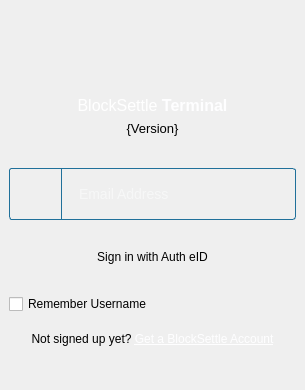
Above: BlockSettleUILib/LoginWindow.ui from BlockSettle/terminal before the change. Below: the same form after it.
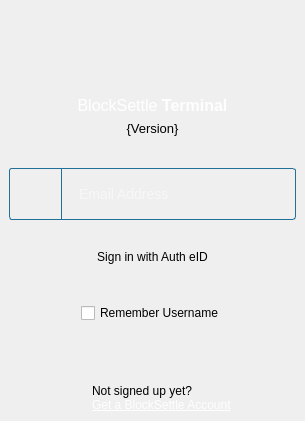
That is the form after the change. Icons and pictures are not drawn.

Commit message: Update login dialog

What changed in the file:
```diff
--- a/BlockSettleUILib/LoginWindow.ui
+++ b/BlockSettleUILib/LoginWindow.ui
@@ -7,7 +7,7 @@
     <x>0</x>
     <y>0</y>
     <width>305</width>
-    <height>390</height>
+    <height>421</height>
    </rect>
   </property>
   <property name="sizePolicy">
@@ -19,13 +19,13 @@
   <property name="minimumSize">
    <size>
     <width>305</width>
-    <height>390</height>
+    <height>421</height>
    </size>
   </property>
   <property name="maximumSize">
    <size>
     <width>305</width>
-    <height>390</height>
+    <height>421</height>
    </size>
   </property>
   <property name="windowTitle">
@@ -48,11 +48,7 @@
     <number>0</number>
    </property>
    <item>
-    <widget class="QStackedWidget" name="stackedWidgetMain">
-     <widget class="QWidget" name="signDialogMainPage">
-      <property name="styleSheet">
-       <string notr="true"/>
-      </property>
+    <widget class="QWidget" name="widgetMain" native="true">
       <layout class="QVBoxLayout" name="verticalLayout_9">
        <property name="spacing">
         <number>0</number>
@@ -331,6 +327,22 @@
                <number>0</number>
               </property>
               <item>
+              <widget class="QWidget" name="widget" native="true">
+               <layout class="QHBoxLayout" name="horizontalLayout_2">
+                <item>
+                 <spacer name="horizontalSpacer_4">
+                  <property name="orientation">
+                   <enum>Qt::Horizontal</enum>
+                  </property>
+                  <property name="sizeHint" stdset="0">
+                   <size>
+                    <width>40</width>
+                    <height>20</height>
+                   </size>
+                  </property>
+                 </spacer>
+                </item>
+                <item>
                <widget class="QCheckBox" name="checkBoxRememberUsername">
                 <property name="styleSheet">
                  <string notr="true"/>
@@ -341,32 +353,19 @@
                </widget>
               </item>
               <item>
-               <spacer name="verticalSpacer_6">
+                 <spacer name="horizontalSpacer_3">
                 <property name="orientation">
-                 <enum>Qt::Vertical</enum>
-                </property>
-                <property name="sizeType">
-                 <enum>QSizePolicy::Fixed</enum>
+                   <enum>Qt::Horizontal</enum>
                 </property>
                 <property name="sizeHint" stdset="0">
                  <size>
-                  <width>284</width>
-                  <height>12</height>
+                    <width>40</width>
+                    <height>20</height>
                  </size>
                 </property>
                </spacer>
               </item>
-              <item>
-               <widget class="QLabel" name="labelGetAccount">
-                <property name="text">
-                 <string>&lt;html&gt;&lt;head/&gt;&lt;body&gt;&lt;p&gt;&lt;span style=&quot; font-size:12px;&quot;&gt;Not signed up yet? &lt;/span&gt;&lt;a href=&quot;{GetAccountLink}&quot;&gt;&lt;span style=&quot; font-size:12px; text-decoration: underline; color:#fefeff;font-family: 'Open Sans';&quot;&gt;Get a BlockSettle Account&lt;/span&gt;&lt;/a&gt;&lt;/p&gt;&lt;/body&gt;&lt;/html&gt;</string>
-                </property>
-                <property name="alignment">
-                 <set>Qt::AlignCenter</set>
-                </property>
-                <property name="openExternalLinks">
-                 <bool>true</bool>
-                </property>
+               </layout>
                </widget>
               </item>
              </layout>
@@ -452,10 +451,73 @@
        </item>
       </layout>
      </widget>
-    </widget>
-   </item>
-  </layout>
- </widget>
- <resources/>
+   </item>
+   <item>
+    <widget class="QWidget" name="widgetSignup" native="true">
+     <layout class="QHBoxLayout" name="horizontalLayout">
+      <property name="spacing">
+       <number>12</number>
+      </property>
+      <item>
+       <spacer name="horizontalSpacer">
+        <property name="orientation">
+         <enum>Qt::Horizontal</enum>
+        </property>
+        <property name="sizeHint" stdset="0">
+         <size>
+          <width>40</width>
+          <height>20</height>
+         </size>
+        </property>
+       </spacer>
+      </item>
+      <item>
+       <widget class="QLabel" name="label">
+        <property name="styleSheet">
+         <string notr="true">image: url(:/resources/create_account.png);</string>
+        </property>
+        <property name="text">
+         <string/>
+        </property>
+        <property name="pixmap">
+         <pixmap resource="armory.qrc">:/resources/create_account.png</pixmap>
+        </property>
+       </widget>
+      </item>
+      <item>
+       <widget class="QLabel" name="labelGetAccount">
+        <property name="text">
+         <string>&lt;span style=&quot; font-size:12px;&quot;&gt;Not signed up yet? &lt;/span&gt;&lt;br&gt;&lt;a href=&quot;{GetAccountLink}&quot;&gt;&lt;span style=&quot; font-size:12px; text-decoration: underline; color:#fefeff&quot;&gt;Get a BlockSettle Account&lt;/span&gt;&lt;/a&gt;</string>
+        </property>
+        <property name="alignment">
+         <set>Qt::AlignLeading|Qt::AlignLeft|Qt::AlignVCenter</set>
+        </property>
+        <property name="openExternalLinks">
+         <bool>true</bool>
+        </property>
+       </widget>
+      </item>
+      <item>
+       <spacer name="horizontalSpacer_2">
+        <property name="orientation">
+         <enum>Qt::Horizontal</enum>
+        </property>
+        <property name="sizeHint" stdset="0">
+         <size>
+          <width>40</width>
+          <height>20</height>
+         </size>
+        </property>
+       </spacer>
+      </item>
+     </layout>
+    </widget>
+   </item>
+  </layout>
+ </widget>
+ <resources>
+  <include location="armory.qrc"/>
+  <include location="armory.qrc"/>
+ </resources>
  <connections/>
 </ui>
```
Left out of the diff: 3 changed lines with no effect on the pictures. Lines whose indentation alone changed are shown as unchanged. The commit also changes 6 other files.
